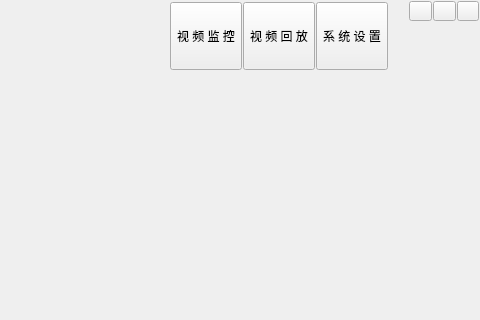
Old version of the form player/realmainwindow.ui in the repository dyhgo/Horus; both pictures show x 320 to 800 and y 0 to 320 of the 800 by 600 pixel window.
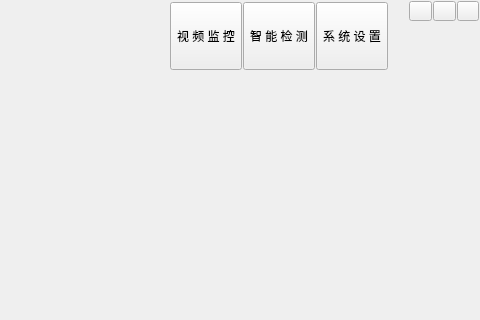
New version of the form.

The edit to the form file:
```diff
--- a/player/realmainwindow.ui
+++ b/player/realmainwindow.ui
@@ -159,7 +159,7 @@
             </sizepolicy>
            </property>
            <property name="text">
-            <string>视 频 回 放</string>
+            <string>智 能 检 测</string>
            </property>
           </widget>
          </item>
```
